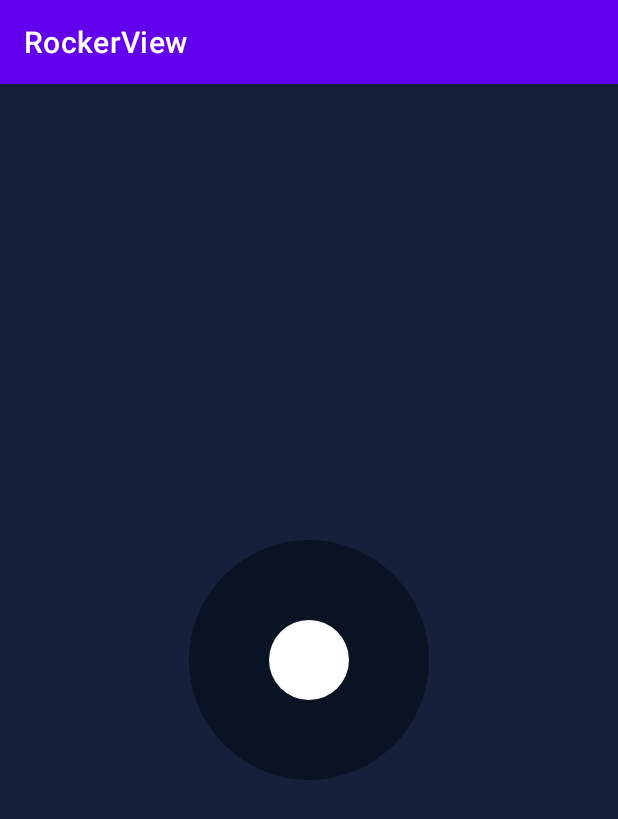
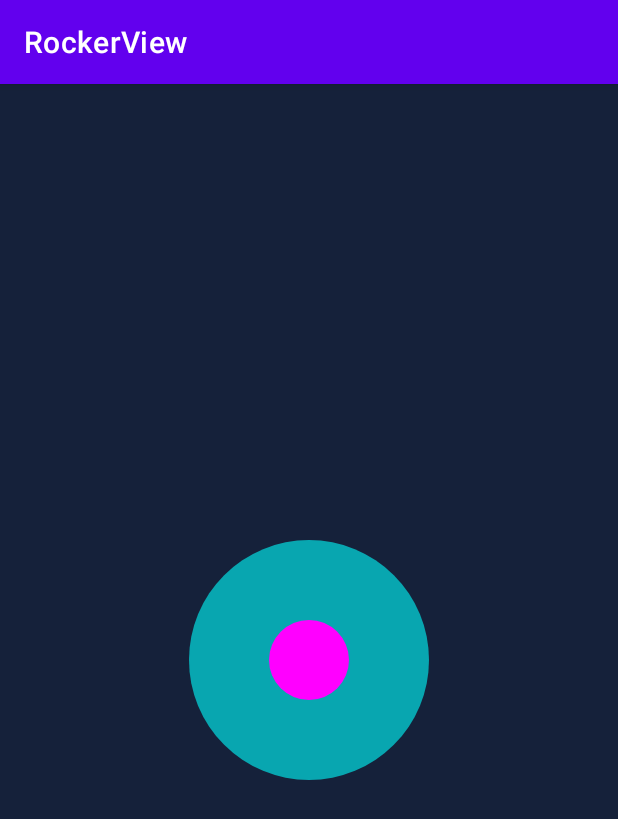
Before and after one commit to FPhoenixCorneaE/RockerView, an Android app: the screen it shows after launch (MainActivity), on a phone screen of 412 x 824 dp. Shown: the top 819 px of the screen. Run offline under Robolectric (Android 15) with nearby library versions, the phone set to English and light mode, and no system bars.

Commit message:
feat: 添加设置摇杆颜色和背景着色方法

```diff
--- a/app/src/main/java/com/fphoenixcorneae/widget/rocker/MainActivity.kt
+++ b/app/src/main/java/com/fphoenixcorneae/widget/rocker/MainActivity.kt
@@ -1,15 +1,23 @@
 package com.fphoenixcorneae.widget.rocker
 
-import androidx.appcompat.app.AppCompatActivity
+import android.graphics.Color
 import android.os.Bundle
 import android.util.Log
+import androidx.appcompat.app.AppCompatActivity
 
+/**
+ * @desc：
+ * @date：2022/11/11 10:59
+ */
 class MainActivity : AppCompatActivity() {
     override fun onCreate(savedInstanceState: Bundle?) {
         super.onCreate(savedInstanceState)
         setContentView(R.layout.activity_main)
 
         findViewById<RockerView>(R.id.ivRocker)
+            .setDefaultColor(Color.MAGENTA)
+            .setTouchedColor(Color.BLUE)
+            .setBackgroundTint(Color.CYAN)
             .setOnSteeringWheelChangedListener { linearSpeed, angleSpeed ->
                 Log.i("RockerView", "linearSpeed: $linearSpeed, angleSpeed: $angleSpeed")
             }
--- a/app/src/main/res/drawable/shape_bg_rocker.xml
+++ /dev/null
@@ -1,5 +0,0 @@
-<?xml version="1.0" encoding="utf-8"?>
-<shape xmlns:android="http://schemas.android.com/apk/res/android"
-    android:shape="oval">
-    <solid android:color="#99010a15" />
-</shape>
--- a/app/src/main/res/layout/activity_main.xml
+++ b/app/src/main/res/layout/activity_main.xml
@@ -11,7 +11,6 @@
         android:id="@+id/ivRocker"
         android:layout_width="160dp"
         android:layout_height="wrap_content"
-        android:background="@drawable/shape_bg_rocker"
         app:layout_constraintBottom_toBottomOf="parent"
         app:layout_constraintEnd_toEndOf="parent"
         app:layout_constraintStart_toStartOf="parent"
--- a/rockerView/src/main/java/com/fphoenixcorneae/widget/rocker/RockerView.kt
+++ b/rockerView/src/main/java/com/fphoenixcorneae/widget/rocker/RockerView.kt
@@ -2,10 +2,13 @@ package com.fphoenixcorneae.widget.rocker
 
 import android.annotation.SuppressLint
 import android.content.Context
+import android.content.res.ColorStateList
 import android.graphics.*
+import android.graphics.drawable.GradientDrawable
 import android.util.AttributeSet
 import android.view.MotionEvent
 import android.view.View
+import androidx.annotation.ColorInt
 import kotlin.math.*
 
 /**
@@ -27,11 +30,13 @@ class RockerView @JvmOverloads constructor(
     defStyleAttr: Int = 0,
 ) : View(context, attrs, defStyleAttr) {
 
+    private var defaultColor = DEFAULT_COLOR
+    private var touchedColor = TOUCHED_COLOR
     private val path = Path()
     private val paint = Paint().apply {
         isAntiAlias = true
         alpha = 0x88
-        color = NORMAL_COLOR
+        color = defaultColor
     }
     private var outerCenterX = 0f
     private var outerCenterY = 0f
@@ -145,7 +150,7 @@ class RockerView @JvmOverloads constructor(
      * Call this method when ACTION_DOWN
      */
     private fun begin(x: Float, y: Float) {
-        paint.color = TOUCHED_COLOR
+        paint.color = touchedColor
         val distance = distance(x, y, outerCenterX, outerCenterY)
         if (distance < outerR) {
             // 滑动点和原地的距离大于外半径的时候做保护，如果在范围内表示触摸成功
@@ -183,7 +188,7 @@ class RockerView @JvmOverloads constructor(
      * Call this method when ACTION_UP
      */
     private fun reset() {
-        paint.color = NORMAL_COLOR
+        paint.color = defaultColor
         innerCenterX = outerCenterX
         innerCenterY = outerCenterY
         isRockerTouched = false
@@ -206,9 +211,38 @@ class RockerView @JvmOverloads constructor(
         this.onSteeringWheelChangedListener = listener
     }
 
+    /**
+     * 设置默认状态下的摇杆颜色
+     */
+    fun setDefaultColor(@ColorInt color: Int) = apply {
+        defaultColor = color
+        paint.color = defaultColor
+    }
+
+    /**
+     * 设置按下状态下的摇杆颜色
+     */
+    fun setTouchedColor(@ColorInt color: Int) = apply {
+        touchedColor = color
+    }
+
+    /**
+     * 设置背景着色
+     */
+    fun setBackgroundTint(@ColorInt color: Int) = apply {
+        backgroundTintList = ColorStateList.valueOf(color)
+    }
+
+    init {
+        background = GradientDrawable().apply {
+            shape = GradientDrawable.OVAL
+            setColor(Color.parseColor("#99010a15"))
+        }
+    }
+
     companion object {
         private const val TOUCHED_COLOR = Color.YELLOW
-        private const val NORMAL_COLOR = Color.WHITE
+        private const val DEFAULT_COLOR = Color.WHITE
         private const val MAX_THRESHOLD = 80f
     }
 }
```
